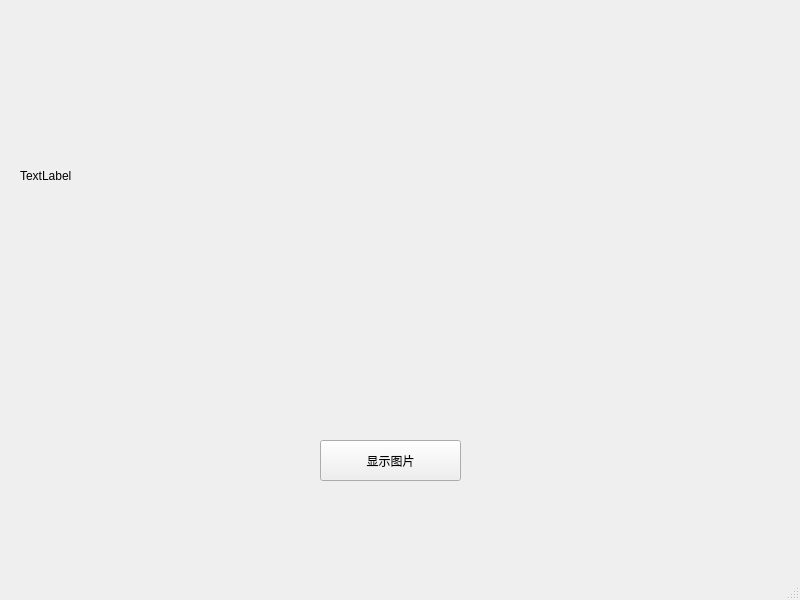
Qt form examples/learnQTWidget/t1/testwindow.ui (ImGili/qtlearning) before a commit.
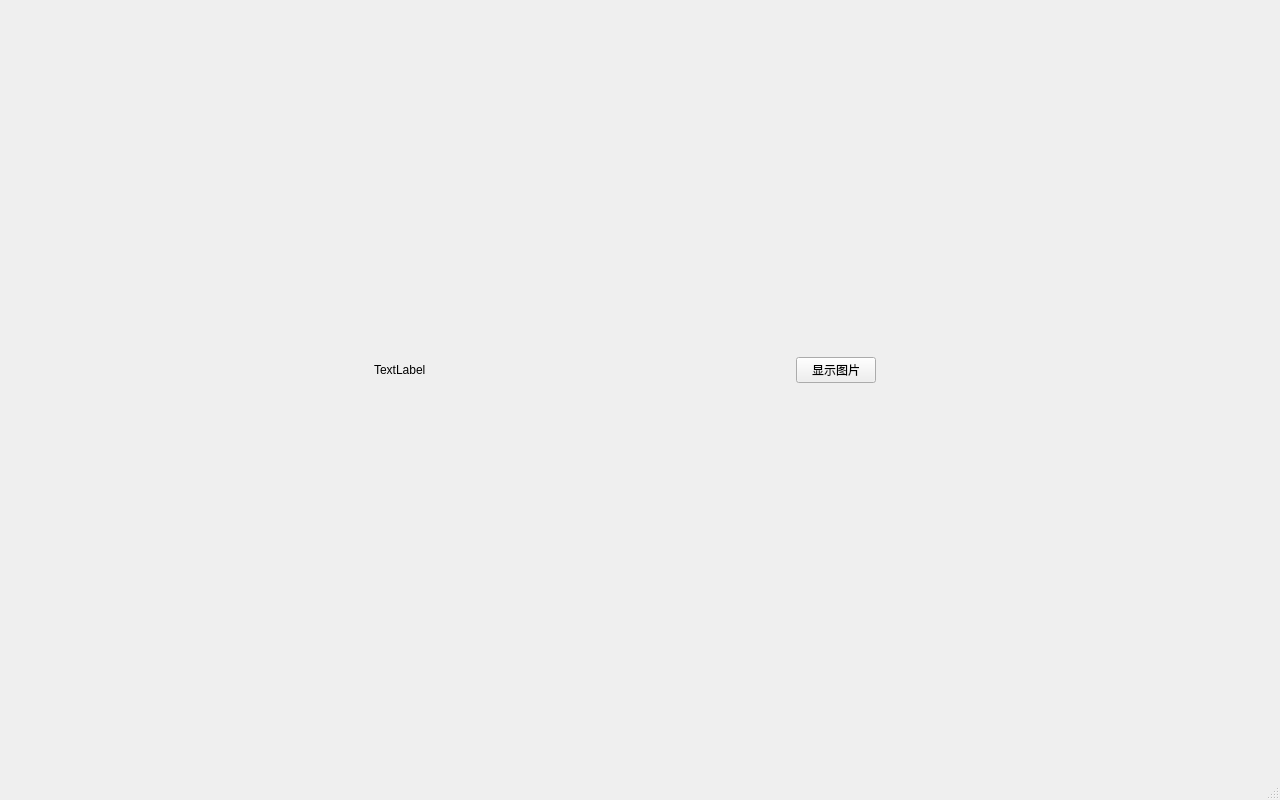
The same form after that commit.

```diff
--- a/examples/learnQTWidget/t1/testwindow.ui
+++ b/examples/learnQTWidget/t1/testwindow.ui
@@ -6,39 +6,63 @@
    <rect>
     <x>0</x>
     <y>0</y>
-    <width>800</width>
-    <height>600</height>
+    <width>1280</width>
+    <height>800</height>
    </rect>
   </property>
   <property name="windowTitle">
    <string>MainWindow</string>
   </property>
   <widget class="QWidget" name="centralwidget">
-   <widget class="QPushButton" name="pushButton">
+   <widget class="QWidget" name="horizontalLayoutWidget">
     <property name="geometry">
      <rect>
-      <x>320</x>
-      <y>440</y>
-      <width>141</width>
-      <height>41</height>
-     </rect>
-    </property>
-    <property name="text">
-     <string>显示图片</string>
-    </property>
-   </widget>
-   <widget class="QLabel" name="label">
-    <property name="geometry">
-     <rect>
-      <x>20</x>
+      <x>10</x>
       <y>0</y>
-      <width>621</width>
-      <height>351</height>
+      <width>1231</width>
+      <height>741</height>
      </rect>
     </property>
-    <property name="text">
-     <string>TextLabel</string>
-    </property>
+    <layout class="QHBoxLayout" name="horizontalLayout">
+     <item>
+      <widget class="QLabel" name="labimg">
+       <property name="sizePolicy">
+        <sizepolicy hsizetype="Fixed" vsizetype="Fixed">
+         <horstretch>0</horstretch>
+         <verstretch>0</verstretch>
+        </sizepolicy>
+       </property>
+       <property name="text">
+        <string>TextLabel</string>
+       </property>
+      </widget>
+     </item>
+     <item>
+      <widget class="QPushButton" name="pushButton">
+       <property name="sizePolicy">
+        <sizepolicy hsizetype="Fixed" vsizetype="Fixed">
+         <horstretch>0</horstretch>
+         <verstretch>0</verstretch>
+        </sizepolicy>
+       </property>
+       <property name="minimumSize">
+        <size>
+         <width>0</width>
+         <height>0</height>
+        </size>
+       </property>
+       <property name="text">
+        <string>显示图片</string>
+       </property>
+       <property name="iconSize">
+        <size>
+         <width>20</width>
+         <height>20</height>
+        </size>
+       </property>
+      </widget>
+     </item>
+    </layout>
    </widget>
   </widget>
   <widget class="QMenuBar" name="menubar">
```
Left out of the diff: 2 changed lines with no effect on the pictures.
